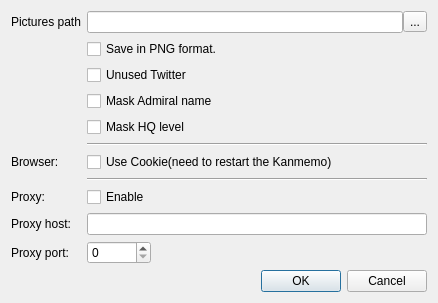
The window that settingsdialog.ui (ioriayane/KanmusuMemory) describes before a commit, drawn with Qt 5.
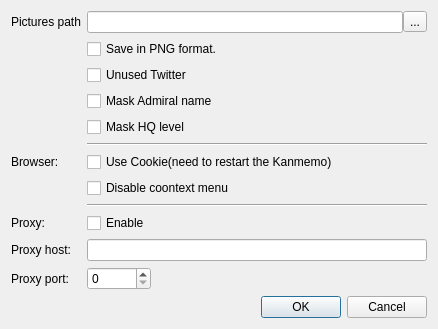
The same window after the commit. Icons and pictures are not drawn.

Commit message: add setting 'disable context menu'.

```diff
--- a/settingsdialog.ui
+++ b/settingsdialog.ui
@@ -117,45 +117,45 @@
        </property>
       </widget>
      </item>
-     <item row="8" column="1">
+     <item row="9" column="1">
       <widget class="Line" name="line">
        <property name="orientation">
         <enum>Qt::Horizontal</enum>
        </property>
       </widget>
      </item>
-     <item row="9" column="0">
+     <item row="10" column="0">
       <widget class="QLabel" name="proxyHostLabel_2">
        <property name="text">
         <string>Proxy:</string>
        </property>
       </widget>
      </item>
-     <item row="9" column="1">
+     <item row="10" column="1">
       <widget class="QCheckBox" name="proxyEnableCheckBox">
        <property name="text">
         <string>Enable</string>
        </property>
       </widget>
      </item>
-     <item row="10" column="0">
+     <item row="11" column="0">
       <widget class="QLabel" name="proxyHostLabel">
        <property name="text">
         <string>Proxy host:</string>
        </property>
       </widget>
      </item>
-     <item row="10" column="1">
+     <item row="11" column="1">
       <widget class="QLineEdit" name="proxyHost"/>
      </item>
-     <item row="11" column="0">
+     <item row="12" column="0">
       <widget class="QLabel" name="proxyPortLabel">
        <property name="text">
         <string>Proxy port:</string>
        </property>
       </widget>
      </item>
-     <item row="11" column="1">
+     <item row="12" column="1">
       <layout class="QHBoxLayout" name="horizontalLayout_2">
        <item>
         <widget class="QSpinBox" name="proxyPort">
@@ -182,6 +182,13 @@
        </item>
       </layout>
      </item>
+     <item row="8" column="1">
+      <widget class="QCheckBox" name="disableContextMenu">
+       <property name="text">
+        <string>Disable coontext menu</string>
+       </property>
+      </widget>
+     </item>
     </layout>
    </item>
    <item>
```
The commit also changes 8 other files.
